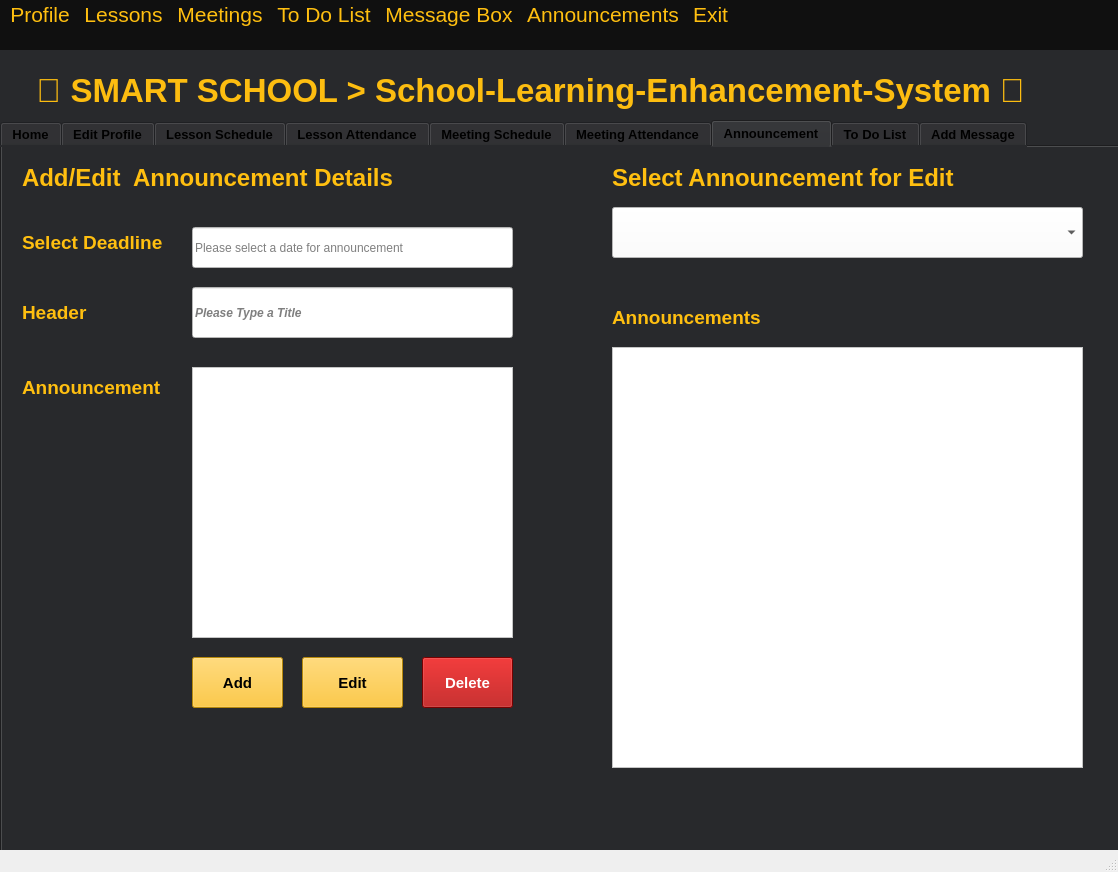
Above: teacher.ui from KemalDurukanMERT/Smart-School-2.0 before the change. Below: the same form after it.
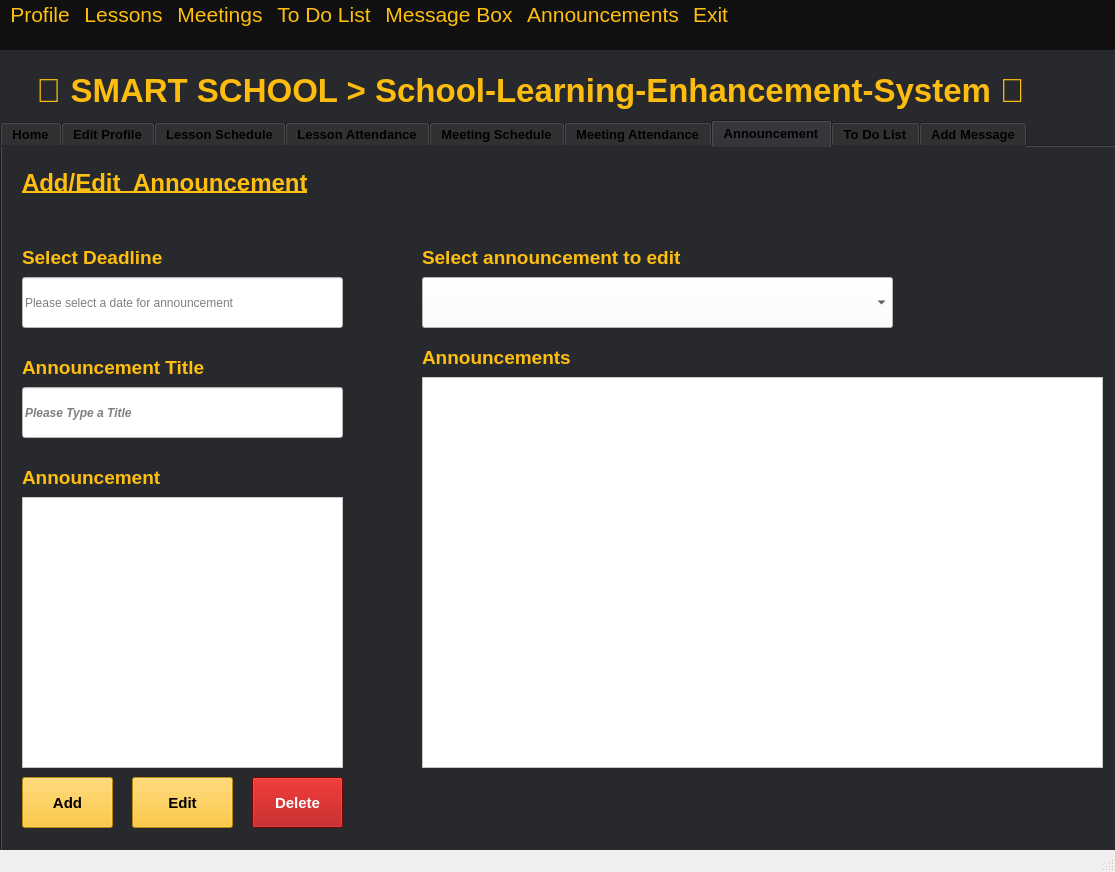
That is the form after the change. The open tabs and pages were chosen to show the change.

```diff
--- a/teacher.ui
+++ b/teacher.ui
@@ -6,7 +6,7 @@
    <rect>
     <x>0</x>
     <y>0</y>
-    <width>1118</width>
+    <width>1115</width>
     <height>872</height>
    </rect>
   </property>
@@ -1904,8 +1904,8 @@
      <widget class="QLineEdit" name="announcementTitle">
       <property name="geometry">
        <rect>
-        <x>190</x>
-        <y>140</y>
+        <x>20</x>
+        <y>240</y>
         <width>321</width>
         <height>51</height>
        </rect>
@@ -1927,8 +1927,8 @@
      <widget class="QTextEdit" name="textEdit">
       <property name="geometry">
        <rect>
-        <x>190</x>
-        <y>220</y>
+        <x>20</x>
+        <y>350</y>
         <width>321</width>
         <height>271</height>
        </rect>
@@ -1943,15 +1943,15 @@
        <string>&lt;!DOCTYPE HTML PUBLIC &quot;-//W3C//DTD HTML 4.0//EN&quot; &quot;http://www.w3.org/TR/REC-html40/strict.dtd&quot;&gt;
 &lt;html&gt;&lt;head&gt;&lt;meta name=&quot;qrichtext&quot; content=&quot;1&quot; /&gt;&lt;style type=&quot;text/css&quot;&gt;
 p, li { white-space: pre-wrap; }
-&lt;/style&gt;&lt;/head&gt;&lt;body style=&quot; font-family:'MS Shell Dlg 2'; font-size:7.8pt; font-weight:400; font-style:normal;&quot;&gt;
-&lt;p style=&quot;-qt-paragraph-type:empty; margin-top:0px; margin-bottom:0px; margin-left:0px; margin-right:0px; -qt-block-indent:0; text-indent:0px;&quot;&gt;&lt;br /&gt;&lt;/p&gt;&lt;/body&gt;&lt;/html&gt;</string>
+&lt;/style&gt;&lt;/head&gt;&lt;body style=&quot; font-family:'MS Shell Dlg 2'; font-size:8.25pt; font-weight:400; font-style:normal;&quot;&gt;
+&lt;p style=&quot;-qt-paragraph-type:empty; margin-top:0px; margin-bottom:0px; margin-left:0px; margin-right:0px; -qt-block-indent:0; text-indent:0px; font-size:7.8pt;&quot;&gt;&lt;br /&gt;&lt;/p&gt;&lt;/body&gt;&lt;/html&gt;</string>
       </property>
      </widget>
      <widget class="QPushButton" name="addButton">
       <property name="geometry">
        <rect>
-        <x>190</x>
-        <y>510</y>
+        <x>20</x>
+        <y>630</y>
         <width>91</width>
         <height>51</height>
        </rect>
@@ -1973,8 +1973,8 @@
      <widget class="QPushButton" name="editButton">
       <property name="geometry">
        <rect>
-        <x>300</x>
-        <y>510</y>
+        <x>130</x>
+        <y>630</y>
         <width>101</width>
         <height>51</height>
        </rect>
@@ -1996,8 +1996,8 @@
      <widget class="QPushButton" name="deleteButton">
       <property name="geometry">
        <rect>
-        <x>420</x>
-        <y>510</y>
+        <x>250</x>
+        <y>630</y>
         <width>91</width>
         <height>51</height>
        </rect>
@@ -2020,8 +2020,8 @@
      <widget class="QComboBox" name="announcementCombobox">
       <property name="geometry">
        <rect>
-        <x>610</x>
-        <y>60</y>
+        <x>420</x>
+        <y>130</y>
         <width>471</width>
         <height>51</height>
        </rect>
@@ -2035,8 +2035,8 @@
        <rect>
         <x>20</x>
         <y>20</y>
-        <width>441</width>
-        <height>21</height>
+        <width>311</width>
+        <height>31</height>
        </rect>
       </property>
       <property name="font">
@@ -2044,6 +2044,7 @@
         <pointsize>18</pointsize>
         <weight>75</weight>
         <bold>true</bold>
+        <underline>true</underline>
        </font>
       </property>
       <property name="styleSheet">
@@ -2051,14 +2052,14 @@
 fontSize: 20px</string>
       </property>
       <property name="text">
-       <string>Add/Edit  Announcement Details</string>
+       <string>Add/Edit  Announcement</string>
       </property>
      </widget>
      <widget class="QLabel" name="label_65">
       <property name="geometry">
        <rect>
-        <x>610</x>
-        <y>160</y>
+        <x>420</x>
+        <y>200</y>
         <width>171</width>
         <height>21</height>
        </rect>
@@ -2080,10 +2081,10 @@
      <widget class="QListView" name="announcementListView">
       <property name="geometry">
        <rect>
-        <x>610</x>
-        <y>200</y>
-        <width>471</width>
-        <height>421</height>
+        <x>420</x>
+        <y>230</y>
+        <width>681</width>
+        <height>391</height>
        </rect>
       </property>
       <property name="styleSheet">
@@ -2093,10 +2094,10 @@
      <widget class="QLineEdit" name="announcementDate">
       <property name="geometry">
        <rect>
-        <x>190</x>
-        <y>80</y>
+        <x>20</x>
+        <y>130</y>
         <width>321</width>
-        <height>41</height>
+        <height>51</height>
        </rect>
       </property>
       <property name="toolTipDuration">
@@ -2114,9 +2115,9 @@
       <property name="geometry">
        <rect>
         <x>20</x>
-        <y>80</y>
+        <y>100</y>
         <width>151</width>
-        <height>31</height>
+        <height>21</height>
        </rect>
       </property>
       <property name="font">
@@ -2137,9 +2138,9 @@
       <property name="geometry">
        <rect>
         <x>20</x>
-        <y>150</y>
-        <width>151</width>
-        <height>31</height>
+        <y>210</y>
+        <width>201</width>
+        <height>21</height>
        </rect>
       </property>
       <property name="font">
@@ -2153,16 +2154,16 @@
        <string notr="true">color: rgb(255, 191, 16);</string>
       </property>
       <property name="text">
-       <string>Header</string>
+       <string>Announcement Title</string>
       </property>
      </widget>
      <widget class="QLabel" name="label_68">
       <property name="geometry">
        <rect>
         <x>20</x>
-        <y>220</y>
+        <y>320</y>
         <width>151</width>
-        <height>41</height>
+        <height>21</height>
        </rect>
       </property>
       <property name="font">
@@ -2182,15 +2183,15 @@
      <widget class="QLabel" name="label_69">
       <property name="geometry">
        <rect>
-        <x>610</x>
-        <y>20</y>
+        <x>420</x>
+        <y>100</y>
         <width>401</width>
         <height>21</height>
        </rect>
       </property>
       <property name="font">
        <font>
-        <pointsize>18</pointsize>
+        <pointsize>14</pointsize>
         <weight>75</weight>
         <bold>true</bold>
        </font>
@@ -2199,7 +2200,7 @@
        <string notr="true">color: rgb(255, 191, 16);</string>
       </property>
       <property name="text">
-       <string>Select Announcement for Edit</string>
+       <string>Select announcement to edit</string>
       </property>
      </widget>
     </widget>
@@ -2875,7 +2876,7 @@
     <rect>
      <x>0</x>
      <y>0</y>
-     <width>1118</width>
+     <width>1115</width>
      <height>50</height>
     </rect>
    </property>
```
Left out of the diff: 68 changed lines with no effect on the pictures.
